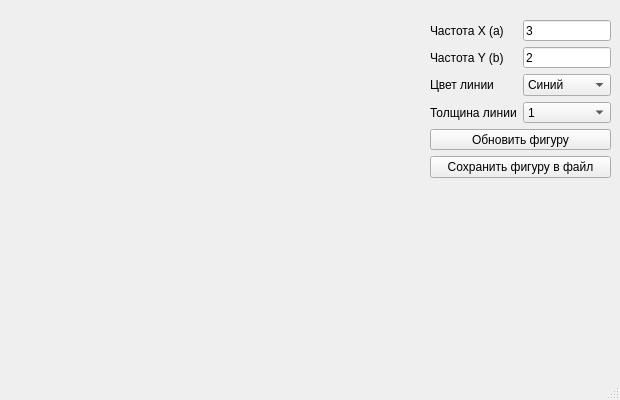
Solt01/Lissajous, file main_window.ui: the form before one commit.
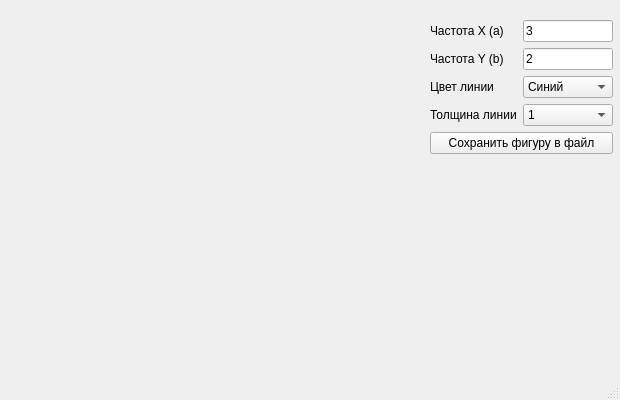
The form after the commit.

The edit to the form file:
```diff
--- a/main_window.ui
+++ b/main_window.ui
@@ -19,8 +19,8 @@
      <rect>
       <x>430</x>
       <y>20</y>
-      <width>181</width>
-      <height>158</height>
+      <width>183</width>
+      <height>151</height>
      </rect>
     </property>
     <layout class="QFormLayout" name="formLayout">
@@ -108,13 +108,6 @@
       </widget>
      </item>
      <item row="4" column="0" colspan="2">
-      <widget class="QPushButton" name="plot_button">
-       <property name="text">
-        <string>Обновить фигуру</string>
-       </property>
-      </widget>
-     </item>
-     <item row="5" column="0" colspan="2">
       <widget class="QPushButton" name="save_button">
        <property name="text">
         <string>Сохранить фигуру в файл</string>
```
Left out of the diff: 16 changed lines with no effect on the pictures.
